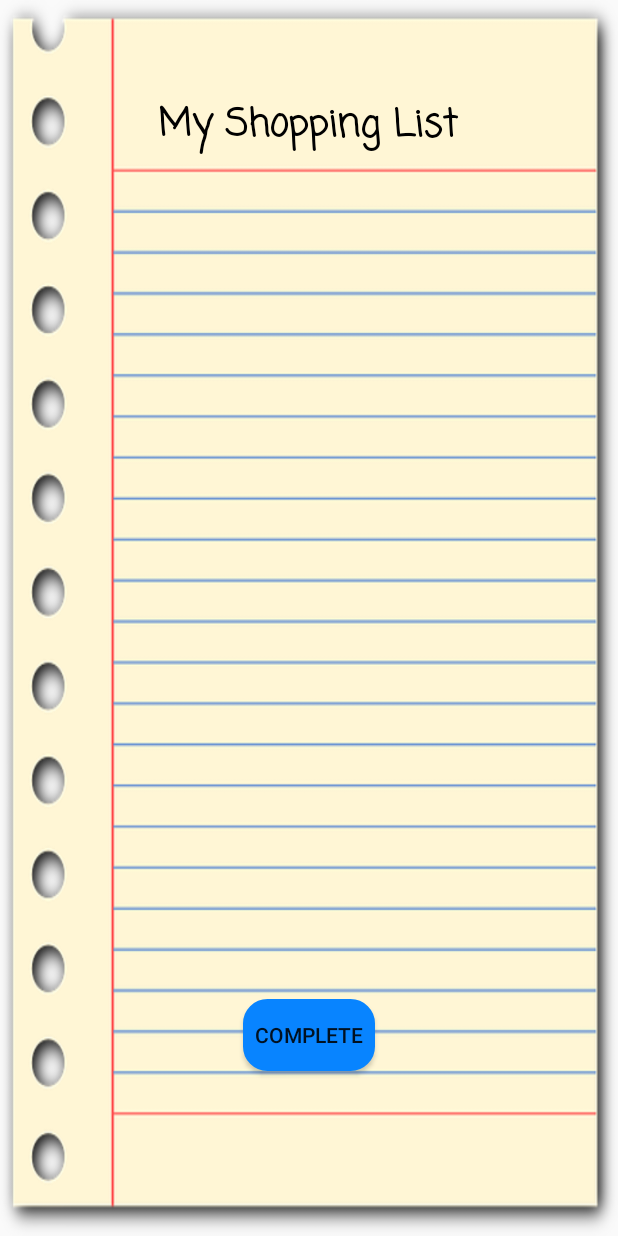
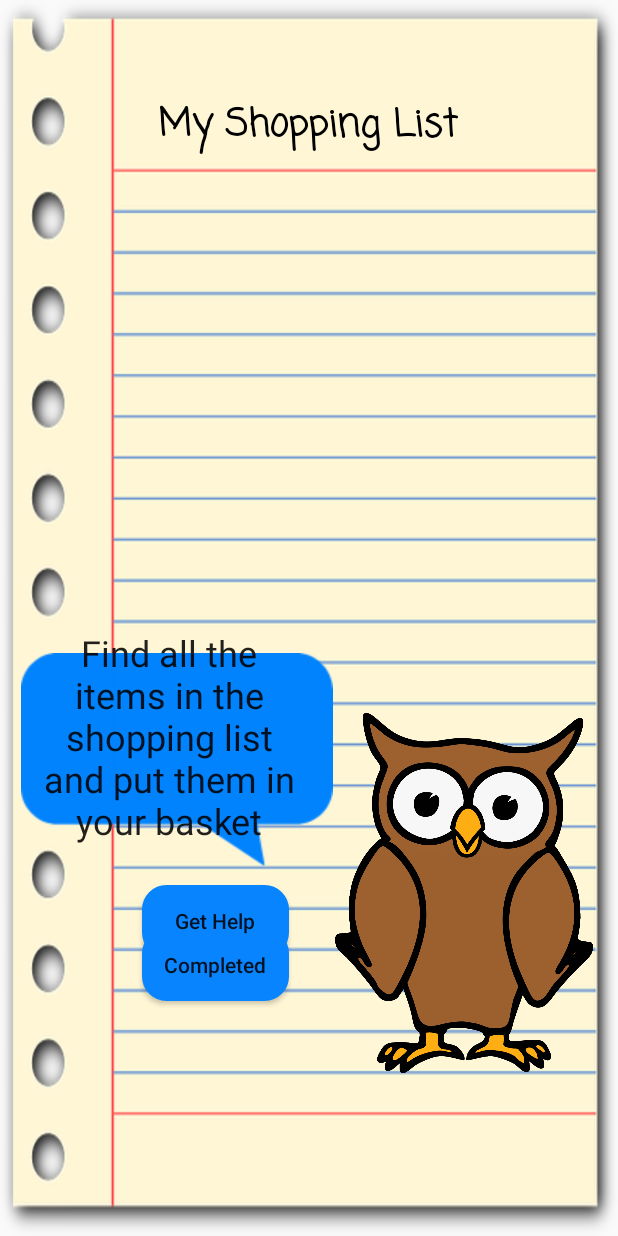
Before and after one commit to anita76/ReadyForAction, an Android app: the ChecklistPage screen opened directly, with no data from a screen before it, on a phone screen of 412 x 824 dp. Run offline under Robolectric (Android 15) with nearby library versions, the phone set to English and light mode, and no system bars; 1 statement that could not run was skipped.

Commit message:
owl added to checklist

```diff
--- a/app/src/main/res/layout/activity_checklist_page.xml
+++ b/app/src/main/res/layout/activity_checklist_page.xml
@@ -6,6 +6,54 @@
     android:layout_height="match_parent"
     android:background="@drawable/notepad_background"
     tools:context=".ChecklistPage">
+
+    <ImageView
+        android:id="@+id/imageView2"
+        android:layout_width="172dp"
+        android:layout_height="365dp"
+        android:layout_marginStart="223dp"
+        android:layout_marginTop="366dp"
+        android:layout_marginEnd="16dp"
+        android:contentDescription="@string/owl"
+        app:layout_constraintBottom_toBottomOf="parent"
+        app:layout_constraintEnd_toEndOf="parent"
+        app:layout_constraintHorizontal_bias="0.0"
+        app:layout_constraintStart_toStartOf="parent"
+        app:layout_constraintTop_toTopOf="parent"
+        app:srcCompat="@drawable/owl" />
+
+    <ImageView
+        android:id="@+id/imageView5"
+        android:layout_width="208dp"
+        android:layout_height="263dp"
+        android:layout_marginStart="13dp"
+        android:layout_marginTop="328dp"
+        android:layout_marginEnd="190dp"
+        android:layout_marginBottom="140dp"
+        app:layout_constraintBottom_toBottomOf="parent"
+        app:layout_constraintEnd_toEndOf="parent"
+        app:layout_constraintStart_toStartOf="parent"
+        app:layout_constraintTop_toTopOf="parent"
+        app:srcCompat="@drawable/speechbubble2" />
+
+    <EditText
+        android:id="@+id/editText"
+        android:layout_width="182dp"
+        android:layout_height="wrap_content"
+        android:layout_marginStart="21dp"
+        android:layout_marginTop="399dp"
+        android:layout_marginEnd="208dp"
+        android:layout_marginBottom="242dp"
+        android:background="@null"
+        android:ems="10"
+        android:inputType="textMultiLine"
+        android:text="Find all the items in the shopping list and put them in your basket"
+        android:textAlignment="center"
+        android:textSize="24sp"
+        app:layout_constraintBottom_toBottomOf="parent"
+        app:layout_constraintEnd_toEndOf="parent"
+        app:layout_constraintStart_toStartOf="parent"
+        app:layout_constraintTop_toTopOf="parent" />
 
     <TextView
         android:id="@+id/Shopping_List"
@@ -43,16 +91,36 @@
 
     <Button
         android:id="@+id/button_last"
-        android:layout_width="wrap_content"
+        android:layout_width="98dp"
         android:layout_height="wrap_content"
+        android:layout_marginStart="94dp"
         android:layout_marginTop="619dp"
+        android:layout_marginEnd="219dp"
         android:layout_marginBottom="64dp"
         android:background="@drawable/rounded_button"
         android:onClick="goToNextPage"
-        android:text="Complete"
+        android:text="Completed"
+        android:textAllCaps="false"
         app:layout_constraintBottom_toBottomOf="parent"
         app:layout_constraintEnd_toEndOf="parent"
-        app:layout_constraintHorizontal_bias="0.5"
+        app:layout_constraintStart_toStartOf="parent"
+        app:layout_constraintTop_toTopOf="parent"
+        app:layout_constraintVertical_bias="0.0" />
+
+    <Button
+        android:id="@+id/button_last2"
+        android:layout_width="98dp"
+        android:layout_height="wrap_content"
+        android:layout_marginStart="94dp"
+        android:layout_marginTop="543dp"
+        android:layout_marginEnd="219dp"
+        android:layout_marginBottom="140dp"
+        android:background="@drawable/rounded_button"
+        android:onClick="goToNextPage"
+        android:text="Get Help"
+        android:textAllCaps="false"
+        app:layout_constraintBottom_toBottomOf="parent"
+        app:layout_constraintEnd_toEndOf="parent"
         app:layout_constraintStart_toStartOf="parent"
         app:layout_constraintTop_toTopOf="parent" />
 
```
